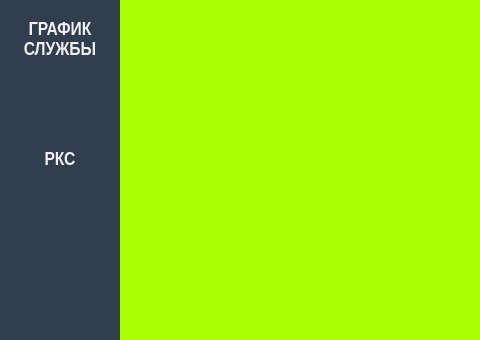
Above: widget.ui from DNDCpp/QT_army_project before the change; both pictures show x 0 to 480 and y 260 to 600 of the 800 by 600 pixel window. Below: the same form after it.
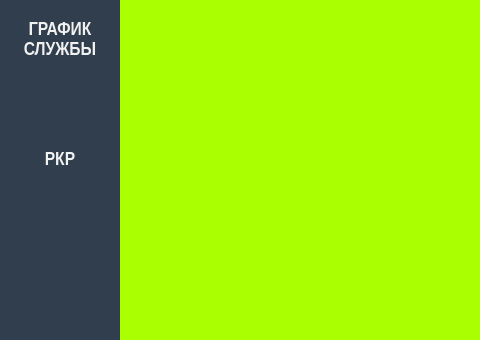
That is the form after the change. Icons and pictures are not drawn.

Commit message: Улучшенно UI.

What changed in the file:
```diff
--- a/widget.ui
+++ b/widget.ui
@@ -21,21 +21,28 @@
    <string>РКС</string>
   </property>
   <property name="styleSheet">
-   <string notr="true">#Widget{background-color: rgb(48, 62, 77);}
+   <string notr="true">#Widget{
+background-color: rgb(48, 62, 77);
+}
+#baceIcon{
+border-image: url(:/icons/resources/icons/star.jpg);
+border-width: 10px;
+border-color: rgb(36, 110, 183);
+
+}
 QPushButton{
 color: rgb(241, 241, 241);
 border-color: rgb(48, 62, 77);
-border-right-width: 10px;
-}
-#baceIcon{
-border-image: url(:/icons/resources/icons/star.jpg);
-border-radius: 10px;
-}
-QPushButton:pressed{
-background-color: rgb(48, 62, 77);
+border-width: 10px;
 border-style: solid;
-border-left-width: 10px;
-border-left-color: rgb(36, 110, 183)
+}
+QPushButton[pagematches=true]
+{
+background-color: rgb(93, 108, 124);
+border-left-style: ridge;
+border-left-color: rgb(36, 110, 183);
+
+
 }</string>
   </property>
   <layout class="QHBoxLayout" name="horizontalLayout_2">
@@ -203,7 +210,7 @@
         </font>
        </property>
        <property name="text">
-        <string>РКС</string>
+        <string>РКР</string>
        </property>
        <property name="autoDefault">
         <bool>false</bool>
```
Left out of the diff: 1 changed line with no effect on the pictures. The commit also changes 2 other files.
